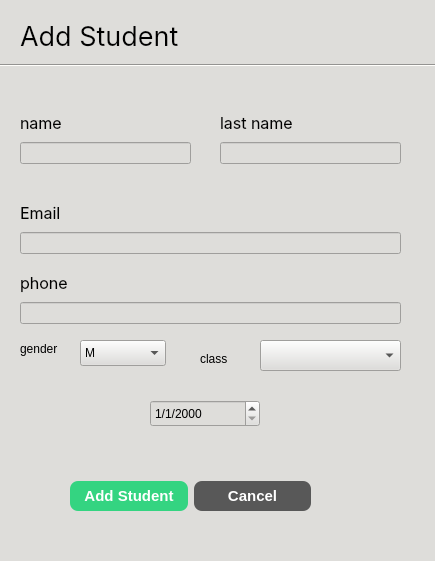
The window that School_System/ui/AddStudentDialog.ui (KasperJack/School-Management-System) describes before a commit, drawn with Qt 5.
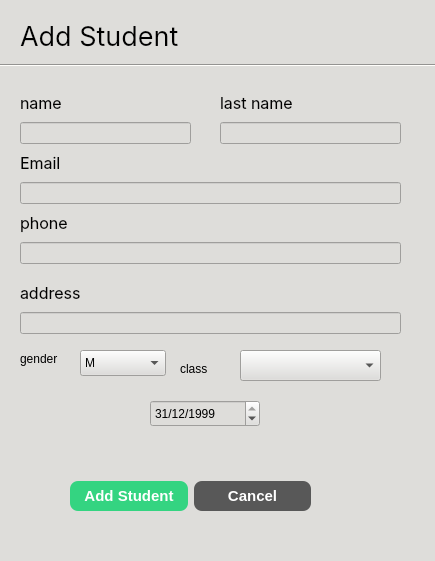
The same window after the commit.

Diff of the .ui file:
```diff
--- a/School_System/ui/AddStudentDialog.ui
+++ b/School_System/ui/AddStudentDialog.ui
@@ -53,7 +53,7 @@
    <property name="geometry">
     <rect>
      <x>20</x>
-     <y>200</y>
+     <y>150</y>
      <width>381</width>
      <height>54</height>
     </rect>
@@ -81,7 +81,7 @@
    <property name="geometry">
     <rect>
      <x>20</x>
-     <y>270</y>
+     <y>210</y>
      <width>381</width>
      <height>54</height>
     </rect>
@@ -109,7 +109,7 @@
    <property name="geometry">
     <rect>
      <x>20</x>
-     <y>110</y>
+     <y>90</y>
      <width>171</width>
      <height>54</height>
     </rect>
@@ -191,7 +191,7 @@
    <property name="geometry">
     <rect>
      <x>220</x>
-     <y>110</y>
+     <y>90</y>
      <width>181</width>
      <height>54</height>
     </rect>
@@ -218,8 +218,8 @@
   <widget class="QComboBox" name="classes_dropdown">
    <property name="geometry">
     <rect>
-     <x>260</x>
-     <y>340</y>
+     <x>240</x>
+     <y>350</y>
      <width>141</width>
      <height>31</height>
     </rect>
@@ -228,8 +228,8 @@
   <widget class="QLabel" name="label_7">
    <property name="geometry">
     <rect>
-     <x>200</x>
-     <y>350</y>
+     <x>180</x>
+     <y>360</y>
      <width>51</width>
      <height>18</height>
     </rect>
@@ -242,7 +242,7 @@
    <property name="geometry">
     <rect>
      <x>20</x>
-     <y>340</y>
+     <y>350</y>
      <width>41</width>
      <height>18</height>
     </rect>
@@ -255,7 +255,7 @@
    <property name="geometry">
     <rect>
      <x>80</x>
-     <y>340</y>
+     <y>350</y>
      <width>86</width>
      <height>26</height>
     </rect>
@@ -288,15 +288,43 @@
      <hour>0</hour>
      <minute>0</minute>
      <second>0</second>
-     <year>2000</year>
-     <month>1</month>
-     <day>1</day>
+     <year>1999</year>
+     <month>12</month>
+     <day>31</day>
     </datetime>
    </property>
    <property name="displayFormat">
     <string>d/M/yyyy</string>
    </property>
   </widget>
+  <widget class="QWidget" name="layoutWidget_3">
+   <property name="geometry">
+    <rect>
+     <x>20</x>
+     <y>280</y>
+     <width>381</width>
+     <height>54</height>
+    </rect>
+   </property>
+   <layout class="QVBoxLayout" name="verticalLayout_4">
+    <item>
+     <widget class="QLabel" name="label_5">
+      <property name="font">
+       <font>
+        <family>Inter</family>
+        <pointsize>12</pointsize>
+       </font>
+      </property>
+      <property name="text">
+       <string>address</string>
+      </property>
+     </widget>
+    </item>
+    <item>
+     <widget class="QLineEdit" name="address_field"/>
+    </item>
+   </layout>
+  </widget>
  </widget>
  <resources/>
  <connections/>
```
